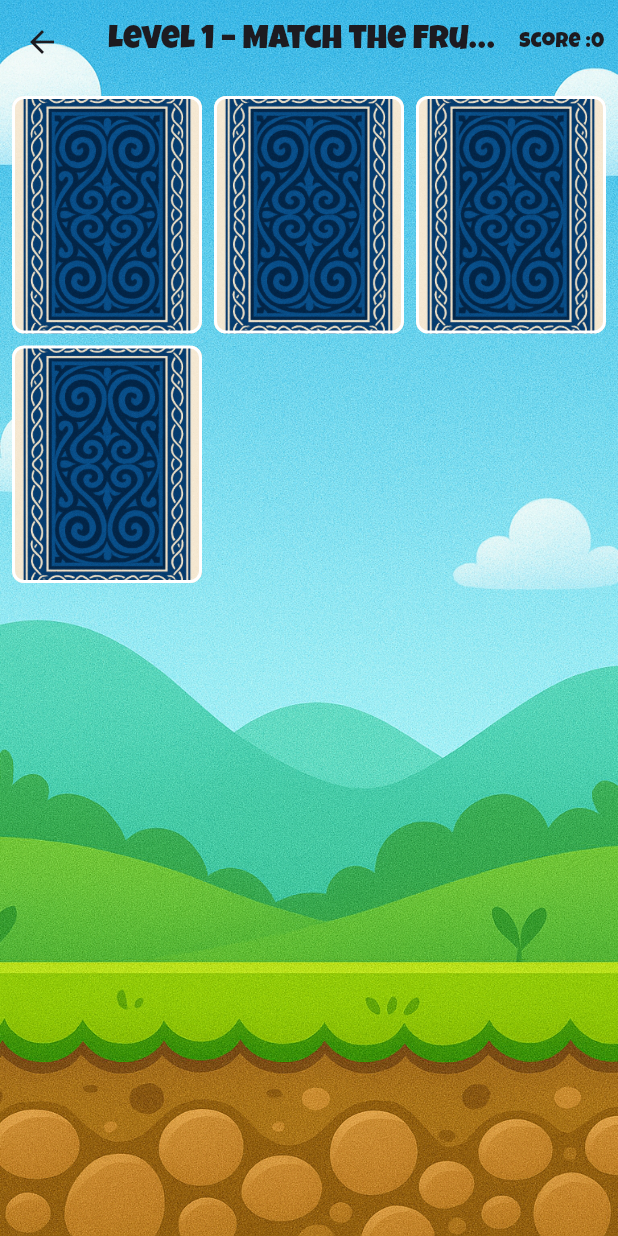
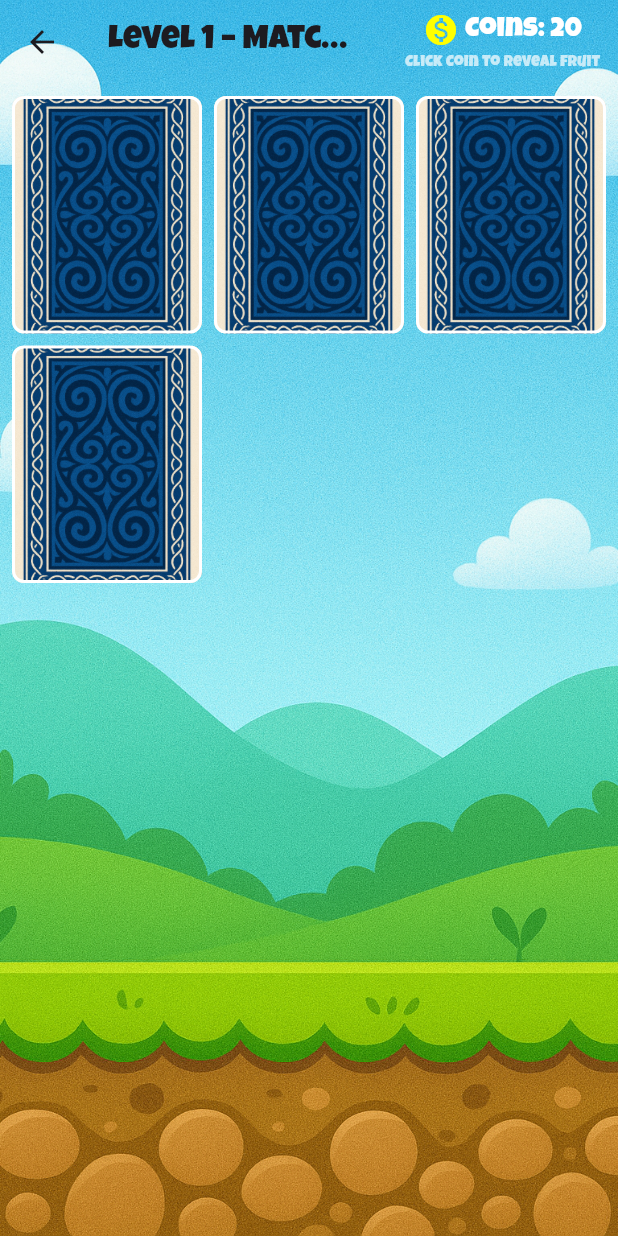
Before and after one commit to cyclone-pk/challenge_3, a Flutter app: the screen it shows after launch, after a tap on "Start Level 1", on a phone screen of 412 x 824 dp. Run offline on Flutter 3.47's test engine with Material 3 defaults, Android fonts, the phone set to English and light mode, and no system bars.

Commit message:
Update game_play_screen.dart

```diff
--- a/lib/ui/game_play_screen.dart
+++ b/lib/ui/game_play_screen.dart
@@ -1,8 +1,26 @@
+// lib/ui/game_play_screen.dart
+
+import 'dart:async';
 import 'dart:math';
 import 'dart:ui';
 import 'package:challenge3/config/grid_config.dart';
 import 'package:flutter/material.dart';
 import '../config/card_images.dart';
+
+/// Manages coins for the entire session.
+class CoinManager {
+  static int coins = 20; // starting amount
+  static const int revealCost = 5;
+
+  /// Spend coins to reveal cards. Returns true if spent.
+  static bool spendForReveal() {
+    if (coins >= revealCost) {
+      coins -= revealCost;
+      return true;
+    }
+    return false;
+  }
+}
 
 class GameScreen extends StatefulWidget {
   final int startingLevel;
@@ -13,25 +31,22 @@ class GameScreen extends StatefulWidget {
 }
 
 class _GameScreenState extends State<GameScreen> {
-  // Default card size parameters
   static const double _defaultCardW = 100;
   static const double _defaultAspect = 0.8;
   static const double _spacing = 8;
 
-  // Level state
   late int level;
   final Map<int, int> fruitsPerLevel = {1: 2, 2: 6, 3: 15};
 
-  // Card data & flip/match state
   late List<String> cardData;
   List<bool> cardFlipped = [];
   List<bool> cardMatched = [];
   List<int> selectedIndices = [];
   int matchedPairs = 0;
 
-  // For drawing the connecting line
   final Map<int, GlobalKey> cardKeys = {};
   final GlobalKey stackKey = GlobalKey();
+  Offset? lineStart, lineEnd;
 
   @override
   void initState() {
@@ -48,6 +63,7 @@ class _GameScreenState extends State<GameScreen> {
     cardMatched = List.filled(cardData.length, false);
     selectedIndices.clear();
     matchedPairs = 0;
+    lineStart = lineEnd = null;
 
     cardKeys.clear();
     for (var i = 0; i < cardData.length; i++) {
@@ -58,8 +74,9 @@ class _GameScreenState extends State<GameScreen> {
   }
 
   void _onCardTap(int index) {
-    if (cardFlipped[index] || selectedIndices.length == 2 || cardMatched[index])
+    if (cardFlipped[index] || selectedIndices.length == 2 || cardMatched[index]) {
       return;
+    }
 
     setState(() {
       cardFlipped[index] = true;
@@ -67,12 +84,15 @@ class _GameScreenState extends State<GameScreen> {
     });
 
     if (selectedIndices.length == 2) {
-      // Delay then check match
       Future.delayed(const Duration(milliseconds: 800), () {
         final i = selectedIndices[0], j = selectedIndices[1];
         if (cardData[i] == cardData[j]) {
+          // Correct match → mark matched and increment coin
           cardMatched[i] = cardMatched[j] = true;
           matchedPairs++;
+
+          // ADD THIS LINE to give 1 coin per correct match:
+          CoinManager.coins += 1;
         } else {
           cardFlipped[i] = cardFlipped[j] = false;
         }
@@ -102,8 +122,7 @@ class _GameScreenState extends State<GameScreen> {
               level = isFinal ? 1 : level + 1;
               _initializeGame();
             },
-            child:
-                Text(isFinal ? 'Restart Level 1' : 'Go to Level ${level + 1}'),
+            child: Text(isFinal ? 'Restart Level 1' : 'Go to Level ${level + 1}'),
           )
         ],
       ),
@@ -165,24 +184,56 @@ class _GameScreenState extends State<GameScreen> {
     );
   }
 
+  /// Reveal all unmatched cards for [durationMs] ms, spending 5 coins.
+  void _revealAllCardsTemporarily(int durationMs) {
+    if (!CoinManager.spendForReveal()) {
+      ScaffoldMessenger.of(context).showSnackBar(
+        const SnackBar(content: Text('Not enough coins to reveal!')),
+      );
+      return;
+    }
+
+    // Flip all unmatched cards face‐up
+    final toReveal = <int>[];
+    for (var i = 0; i < cardData.length; i++) {
+      if (!cardMatched[i] && !cardFlipped[i]) {
+        toReveal.add(i);
+      }
+    }
+    if (toReveal.isEmpty) return;
+
+    setState(() {
+      for (var idx in toReveal) {
+        cardFlipped[idx] = true;
+      }
+    });
+
+    Future.delayed(Duration(milliseconds: durationMs), () {
+      setState(() {
+        for (var idx in toReveal) {
+          if (!cardMatched[idx]) {
+            cardFlipped[idx] = false;
+          }
+        }
+      });
+    });
+  }
+
   @override
   Widget build(BuildContext context) {
-    // Calculate available width & height for the grid
     final mq = MediaQuery.of(context);
-    final W = mq.size.width - 16; // horizontal padding
+    final W = mq.size.width - 16;
     final H = mq.size.height -
         kToolbarHeight -
         mq.padding.top -
         mq.padding.bottom -
-        16; // vertical padding
+        16;
 
-    // Default grid metrics
     final defaultCols = max(1, (W + _spacing) ~/ (_defaultCardW + _spacing));
     final defaultRows = (cardData.length / defaultCols).ceil();
-    final totalDefaultH = defaultRows * (_defaultCardW / _defaultAspect) +
-        (defaultRows - 1) * _spacing;
+    final totalDefaultH =
+        defaultRows * (_defaultCardW / _defaultAspect) + (defaultRows - 1) * _spacing;
 
-    // Choose default or auto-fit layout
     int cols;
     double childAspect;
     if (totalDefaultH <= H) {
@@ -198,23 +249,54 @@ class _GameScreenState extends State<GameScreen> {
       extendBodyBehindAppBar: true,
       appBar: AppBar(
         automaticallyImplyLeading: true,
-        title: Text('Level ${level} – Match the Fruits'),
+        title: Text('Level $level – Match the Fruits'),
         backgroundColor: Colors.transparent,
         elevation: 0,
-        actions: [Text('Score :$matchedPairs   ')],
+        actions: [
+          Padding(
+            padding: const EdgeInsets.symmetric(horizontal: 12.0),
+            child: GestureDetector(
+              onTap: () {
+                // Spend coins to reveal all cards for 1 second
+                _revealAllCardsTemporarily(1000);
+                setState(() {});
+              },
+              child: Column(
+                mainAxisAlignment: MainAxisAlignment.center,
+                children: [
+                  Row(
+                    children: [
+                      const Icon(Icons.monetization_on, color: Colors.yellowAccent),
+                      const SizedBox(width: 4),
+                      Text(
+                        'Coins: ${CoinManager.coins}',
+                        style: const TextStyle(fontSize: 18, color: Colors.white),
+                      ),
+                    ],
+                  ),
+                  const SizedBox(height: 2),
+                  const Text(
+                    'Click Coin to reveal fruit',
+                    style: TextStyle(
+                      fontSize: 10,
+                      color: Colors.white70,
+                    ),
+                  ),
+                ],
+              ),
+            ),
+          ),
+        ],
       ),
       body: Stack(
         key: stackKey,
         children: [
-          // Full-screen game background
           Positioned.fill(
             child: Image.asset(
               'assets/images/game_background.png',
               fit: BoxFit.cover,
             ),
           ),
-
-          // Grid of cards
           Padding(
             padding: const EdgeInsets.all(8),
             child: GridView.builder(
```
